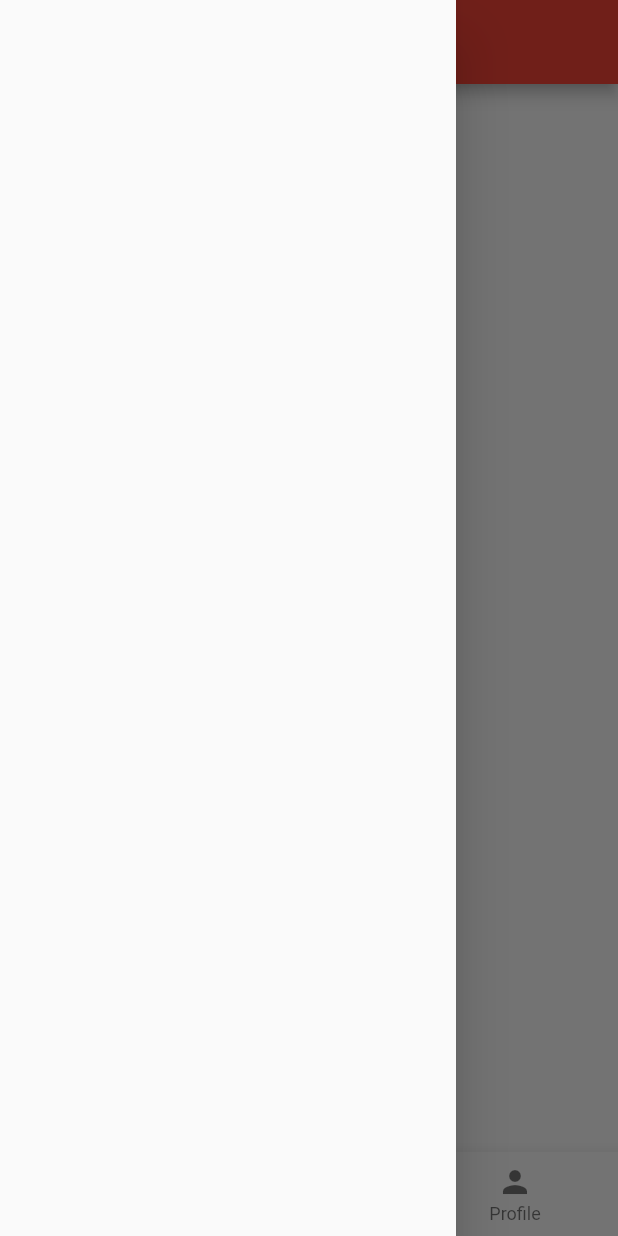
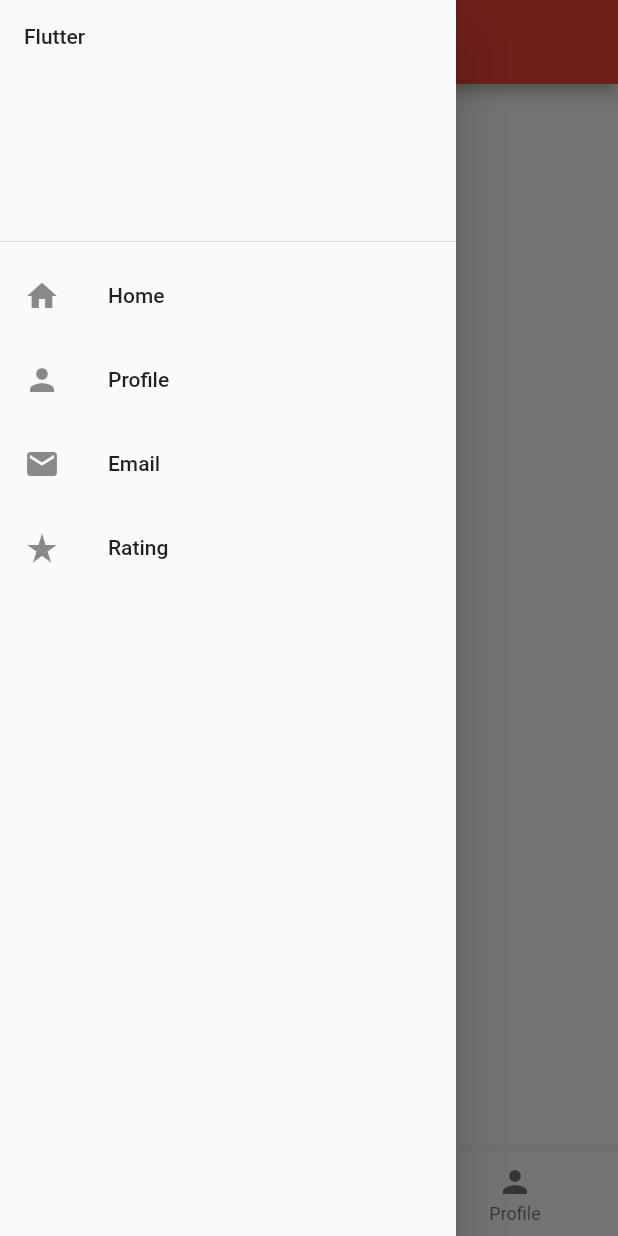
Before and after one commit to Shimon31/Navigation-Drawer-Flutter-, a Flutter app: the screen it shows after launch, with the side drawer open, on a phone screen of 412 x 824 dp. Run offline on Flutter 3.47's test engine with Material 3 defaults, Android fonts, the phone set to English and light mode, and no system bars.

Commit message:
add icon in navigation Listile

```diff
--- a/lib/main.dart
+++ b/lib/main.dart
@@ -1,28 +1,27 @@
 import 'package:flutter/material.dart';
 
-main(){
+main() {
   runApp(const myApp());
 }
 
-class myApp extends StatelessWidget{
+class myApp extends StatelessWidget {
   const myApp({super.key});
 
   @override
   Widget build(BuildContext context) {
     return MaterialApp(
+      theme: ThemeData(primarySwatch: Colors.red, useMaterial3: false),
 
-      theme: ThemeData(primarySwatch: Colors.red,useMaterial3: false),
+      darkTheme: ThemeData(primarySwatch: Colors.yellow, useMaterial3: false),
 
-        darkTheme: ThemeData(primarySwatch: Colors.yellow, useMaterial3: false),
-
-        color: Colors.yellowAccent,
-        debugShowCheckedModeBanner: false,
-        home :HomeActivity()
+      color: Colors.yellowAccent,
+      debugShowCheckedModeBanner: false,
+      home: HomeActivity(),
     );
   }
 }
 
-class HomeActivity extends StatelessWidget{
+class HomeActivity extends StatelessWidget {
   const HomeActivity({super.key});
 
   mySnackBar(message, context) {
@@ -31,47 +30,70 @@ class HomeActivity extends StatelessWidget{
     ).showSnackBar(SnackBar(content: Text(message)));
   }
 
-
   @override
   Widget build(BuildContext context) {
     return Scaffold(
-
-      appBar: AppBar(
-        title: Text("Home"),
-
-      ),
+      appBar: AppBar(title: Text("Home")),
       bottomNavigationBar: BottomNavigationBar(
         currentIndex: 0,
         items: [
-
-          BottomNavigationBarItem(icon: Icon(Icons.home),label: "Home"),
-          BottomNavigationBarItem(icon: Icon(Icons.add_shopping_cart),label: "Cart"),
-          BottomNavigationBarItem(icon: Icon(Icons.person),label: "Profile"),
-
+          BottomNavigationBarItem(icon: Icon(Icons.home), label: "Home"),
+          BottomNavigationBarItem(
+            icon: Icon(Icons.add_shopping_cart),
+            label: "Cart",
+          ),
+          BottomNavigationBarItem(icon: Icon(Icons.person), label: "Profile"),
         ],
 
-        onTap: (int index){
-
-          if(index==0){
-            mySnackBar("I am Home BottomBar",context);
+        onTap: (int index) {
+          if (index == 0) {
+            mySnackBar("I am Home BottomBar", context);
           }
-          if(index==1){
-            mySnackBar("I am Cart BottomBar",context);
+          if (index == 1) {
+            mySnackBar("I am Cart BottomBar", context);
           }
-          if(index==2){
-            mySnackBar("I am Profile BottomBar",context);
+          if (index == 2) {
+            mySnackBar("I am Profile BottomBar", context);
           }
-
         },
-
-
-
       ),
-      drawer: Drawer(),
+      drawer: Drawer(
+        child: ListView(
+          children: [
+            DrawerHeader(child: Text("Flutter")),
+            ListTile(
+              title: Text("Home"),
+              leading: Icon(Icons.home),
+              onTap: () {
+                mySnackBar("Home", context);
+              },
+            ),
+            ListTile(
+              title: Text("Profile"),
+              leading: Icon(Icons.person),
+              onTap: () {
+                mySnackBar("Profile", context);
+              },
+            ),
+            ListTile(
+              title: Text("Email"),
+              leading: Icon(Icons.email),
+              onTap: () {
+                mySnackBar("Email", context);
+              },
+            ),
+            ListTile(
+              title: Text("Rating"),
+              leading: Icon(Icons.star_rate),
+              onTap: () {
+                mySnackBar("Rate this app", context);
+              },
+            ),
+          ],
+        ),
+      ),
 
       body: Text("This is Navigation Drawer"),
-
     );
   }
-
 }
```
